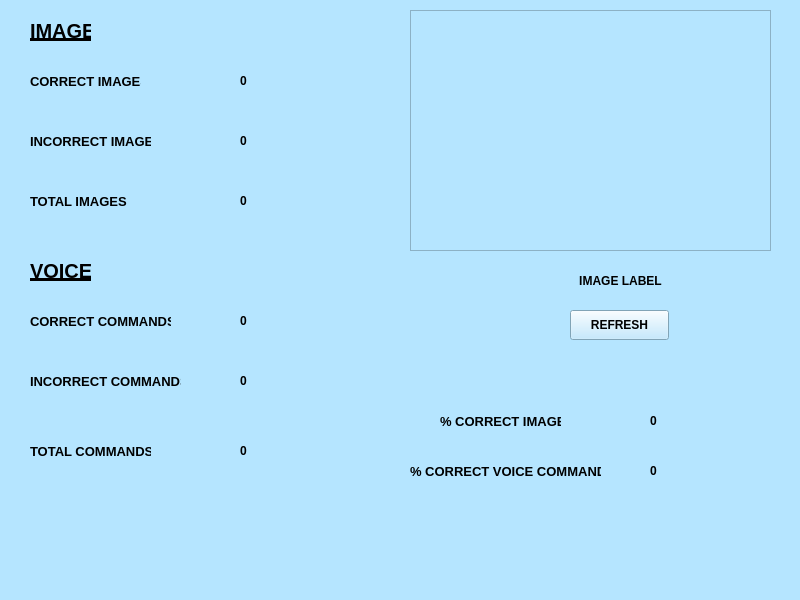
Qt form Super Project/magic_wand.ui (AmreetaSengupta/Embedded-Interface-Design) before a commit.
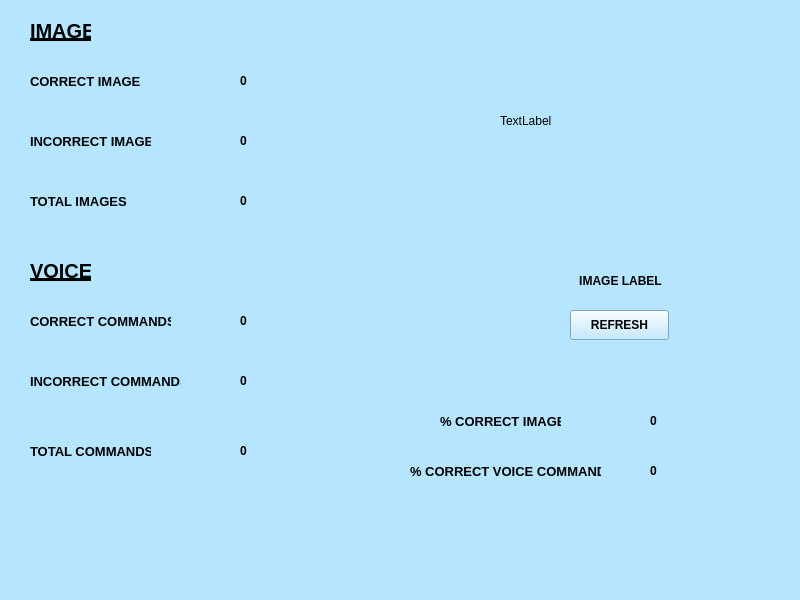
The same form after that commit.

Patch:
```diff
--- a/Super Project/magic_wand.ui
+++ b/Super Project/magic_wand.ui
@@ -23,20 +23,6 @@
    <string notr="true">background-color: rgb(181, 229, 255);</string>
   </property>
   <widget class="QWidget" name="centralwidget">
-   <widget class="QGraphicsView" name="graphicsView">
-    <property name="geometry">
-     <rect>
-      <x>410</x>
-      <y>10</y>
-      <width>361</width>
-      <height>241</height>
-     </rect>
-    </property>
-    <property name="styleSheet">
-     <string notr="true">
-color: rgb(255, 255, 255);</string>
-    </property>
-   </widget>
    <widget class="QLabel" name="label">
     <property name="geometry">
      <rect>
@@ -445,6 +431,19 @@
      <string>0</string>
     </property>
    </widget>
+   <widget class="QLabel" name="Image">
+    <property name="geometry">
+     <rect>
+      <x>500</x>
+      <y>30</y>
+      <width>201</width>
+      <height>181</height>
+     </rect>
+    </property>
+    <property name="text">
+     <string>TextLabel</string>
+    </property>
+   </widget>
   </widget>
   <widget class="QMenuBar" name="menubar">
    <property name="geometry">
```
